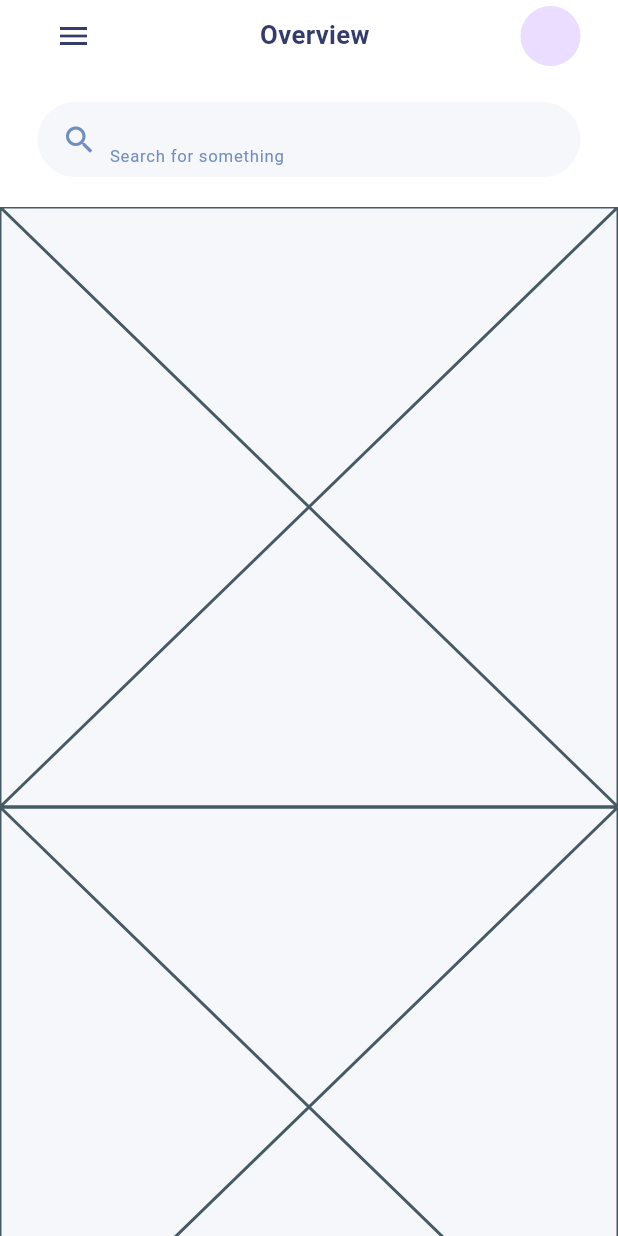
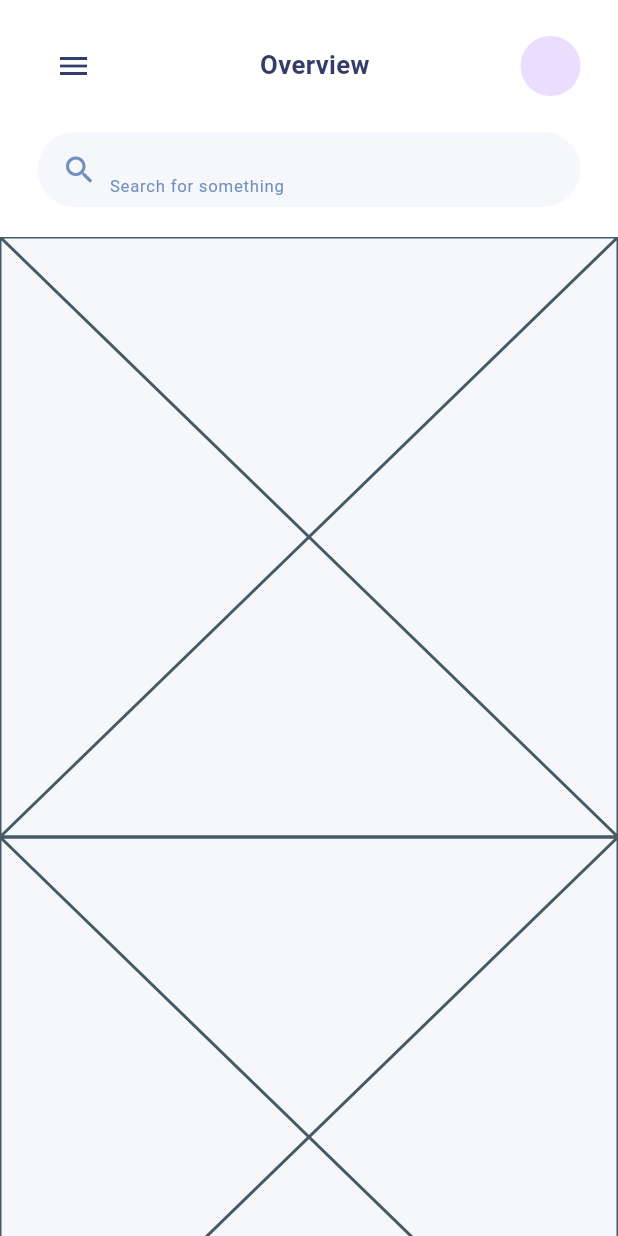
Before and after one commit to mohamedrashad102/bank_dash, a Flutter app: the screen it shows after launch, after a tap on "/overview", on a phone screen of 412 x 824 dp. Run offline on Flutter 3.47's test engine with Material 3 defaults, Android fonts, the phone set to English and light mode, and no system bars; our stand-ins replace gap, go_router; Roboto replaces fonts that are missing (Montserrat).

Commit message:
hide status bar and fixed app bar

```diff
--- a/lib/core/helpers/size_config.dart
+++ b/lib/core/helpers/size_config.dart
@@ -2,5 +2,5 @@ class SizeConfig {
   static const mobileBreakPoint = 750;
   static const tabletBreakPoint = 1500;
 
-  static const double appBarHight = 140;
+  static const double appBarHight = 160;
 }
--- a/lib/core/widgets/custom_app_bar.dart
+++ b/lib/core/widgets/custom_app_bar.dart
@@ -17,7 +17,7 @@ class CustomAppBar extends StatelessWidget implements PreferredSizeWidget {
   Widget build(BuildContext context) {
     return Container(
       color: Colors.white,
-      padding: const EdgeInsets.symmetric(horizontal: 25),
+      padding: const EdgeInsets.symmetric(horizontal: 25, vertical: 20),
       child: Column(
         mainAxisSize: MainAxisSize.min,
         children: [
@@ -42,7 +42,6 @@ class CustomAppBar extends StatelessWidget implements PreferredSizeWidget {
           ),
           const Gap(20),
           const CustomSearchBar(),
-          const Gap(20),
         ],
       ),
     );
--- a/lib/main.dart
+++ b/lib/main.dart
@@ -1,8 +1,13 @@
 import 'package:bank_dash/core/utils/app_router.dart';
 import 'package:bank_dash/core/utils/light_theme.dart';
 import 'package:flutter/material.dart';
+import 'package:flutter/services.dart';
 
 void main() {
+  WidgetsFlutterBinding.ensureInitialized();
+  SystemChrome.setEnabledSystemUIMode(
+    SystemUiMode.immersiveSticky,
+  );
   runApp(const MyApp());
 }
 
```
